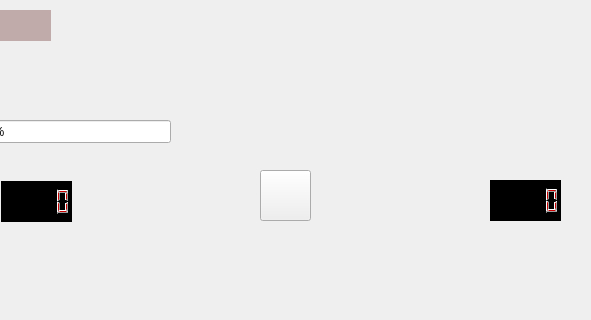
First picture: the form in QT_files/untitled_field.ui, repository Anechka456/GameSaper, before the edit; both pictures show x 290 to 881 and y 0 to 320 of the 1089 by 876 pixel window.
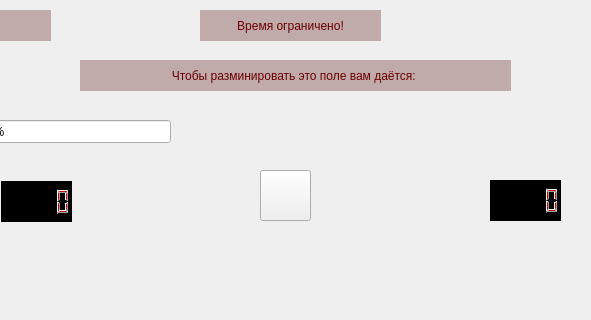
Second picture: the form after the edit.

The edit to the form file:
```diff
--- a/QT_files/untitled_field.ui
+++ b/QT_files/untitled_field.ui
@@ -154,6 +154,48 @@
    </property>
    <layout class="QGridLayout" name="gridLayout"/>
   </widget>
+  <widget class="QLabel" name="warning">
+   <property name="geometry">
+    <rect>
+     <x>490</x>
+     <y>10</y>
+     <width>181</width>
+     <height>31</height>
+    </rect>
+   </property>
+   <property name="styleSheet">
+    <string notr="true">font: 14pt &quot;MS Shell Dlg 2&quot;;
+color: rgb(106, 0, 0);
+background-color: rgb(193, 170, 170);</string>
+   </property>
+   <property name="text">
+    <string>Время ограничено!</string>
+   </property>
+   <property name="alignment">
+    <set>Qt::AlignCenter</set>
+   </property>
+  </widget>
+  <widget class="QLabel" name="warning2">
+   <property name="geometry">
+    <rect>
+     <x>370</x>
+     <y>60</y>
+     <width>431</width>
+     <height>31</height>
+    </rect>
+   </property>
+   <property name="styleSheet">
+    <string notr="true">font: 14pt &quot;MS Shell Dlg 2&quot;;
+color: rgb(106, 0, 0);
+background-color: rgb(193, 170, 170);</string>
+   </property>
+   <property name="text">
+    <string>Чтобы разминировать это поле вам даётся: </string>
+   </property>
+   <property name="alignment">
+    <set>Qt::AlignCenter</set>
+   </property>
+  </widget>
  </widget>
  <resources/>
  <connections/>
```
Left out of the diff: 4 changed lines with no effect on the pictures.
